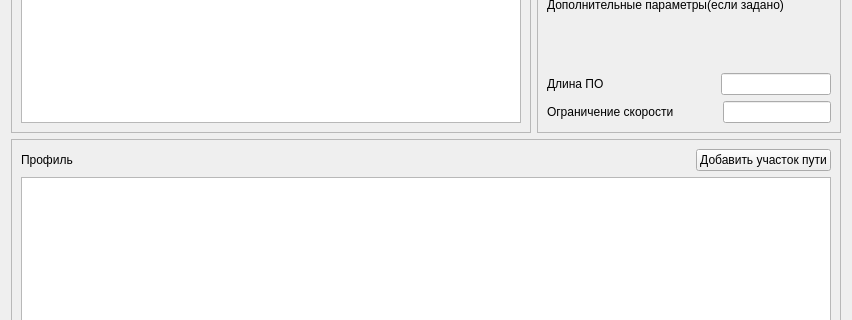
Qt form inputwindow.ui (Prygoon/Diploma) before a commit; both pictures show x 0 to 852 and y 107 to 427 of the 852 by 515 pixel window.
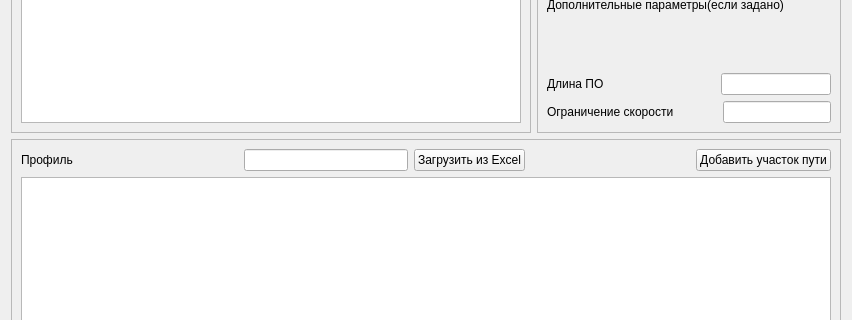
The same form after that commit.

```diff
--- a/inputwindow.ui
+++ b/inputwindow.ui
@@ -207,6 +207,29 @@
               </property>
              </widget>
             </item>
+            <item>
+             <spacer name="horizontalSpacer_7">
+              <property name="orientation">
+               <enum>Qt::Horizontal</enum>
+              </property>
+              <property name="sizeHint" stdset="0">
+               <size>
+                <width>40</width>
+                <height>20</height>
+               </size>
+              </property>
+             </spacer>
+            </item>
+            <item>
+             <widget class="QLineEdit" name="excel_lineEdit"/>
+            </item>
+            <item>
+             <widget class="QPushButton" name="excel_pushButton">
+              <property name="text">
+               <string>Загрузить из Excel</string>
+              </property>
+             </widget>
+            </item>
             <item>
              <spacer name="horizontalSpacer_3">
               <property name="orientation">
```
